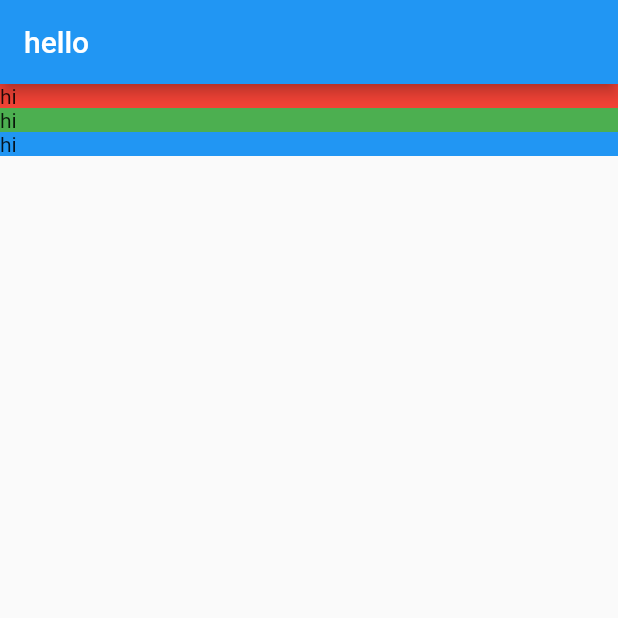
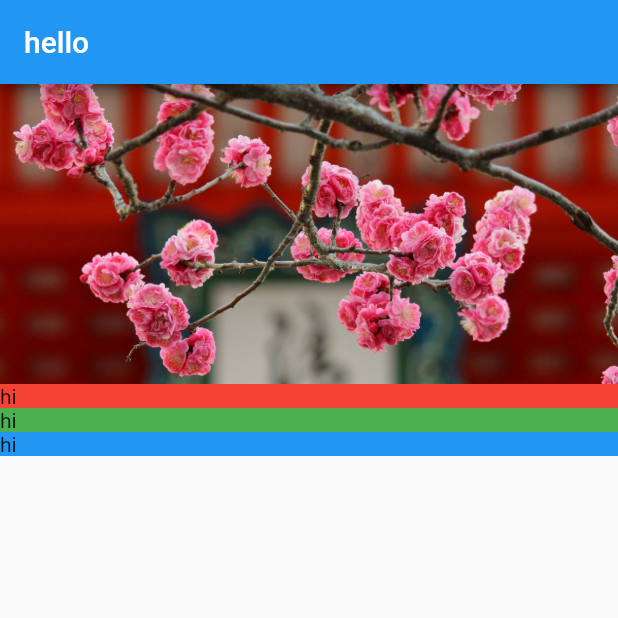
Before and after one commit to sumonsheikh/Tour_Booking, a Flutter app: the screen it shows after launch, on a phone screen of 412 x 824 dp, the top half of it. Run offline on Flutter 3.47's test engine with Material 2 defaults, Android fonts, the phone set to English and light mode, and no system bars.

Commit message:
Add Banner

```diff
--- /dev/null
+++ b/lib/screens/location_detail/image_banner.dart
@@ -0,0 +1,21 @@
+import 'package:flutter/material.dart';
+import 'package:flutter/rendering.dart';
+class ImageBanner extends StatelessWidget{
+  final String _assetPath;
+  ImageBanner(this._assetPath);
+  @override
+  Widget build(BuildContext context){
+    return Container(
+        constraints: BoxConstraints.expand(
+          height: 200.0,
+        ),
+        decoration: BoxDecoration(
+          color: Colors.grey,
+        ),
+        child: Image.asset(
+          _assetPath,
+          fit: BoxFit.cover,
+          ),
+      );
+  }
+}
--- a/lib/screens/location_detail/location_detail.dart
+++ b/lib/screens/location_detail/location_detail.dart
@@ -1,6 +1,7 @@
 import 'package:flutter/material.dart';
 import 'package:flutter/rendering.dart';
 import 'text_section.dart';
+import 'image_banner.dart';
 class LocationDetail extends StatelessWidget{
   @override
   Widget build(BuildContext context){
@@ -12,6 +13,7 @@ class LocationDetail extends StatelessWidget{
         mainAxisAlignment: MainAxisAlignment.start,
         crossAxisAlignment: CrossAxisAlignment.stretch,
         children: [
+          ImageBanner("assets/images/kiyomizu-dera.jpg"),
           TextSection(Colors.red),
           TextSection(Colors.green),
           TextSection(Colors.blue),
--- a/pubspec.yaml
+++ b/pubspec.yaml
@@ -41,9 +41,9 @@ flutter:
   uses-material-design: true
 
   # To add assets to your application, add an assets section, like this:
-  # assets:
-  #  - images/a_dot_burr.jpeg
-  #  - images/a_dot_ham.jpeg
+  assets:
+     - assets/images/
+
 
   # An image asset can refer to one or more resolution-specific "variants", see
   # https://flutter.dev/assets-and-images/#resolution-aware.
```
Also changed, not shown: assets/images/kiyomizu-dera.jpg (added).
